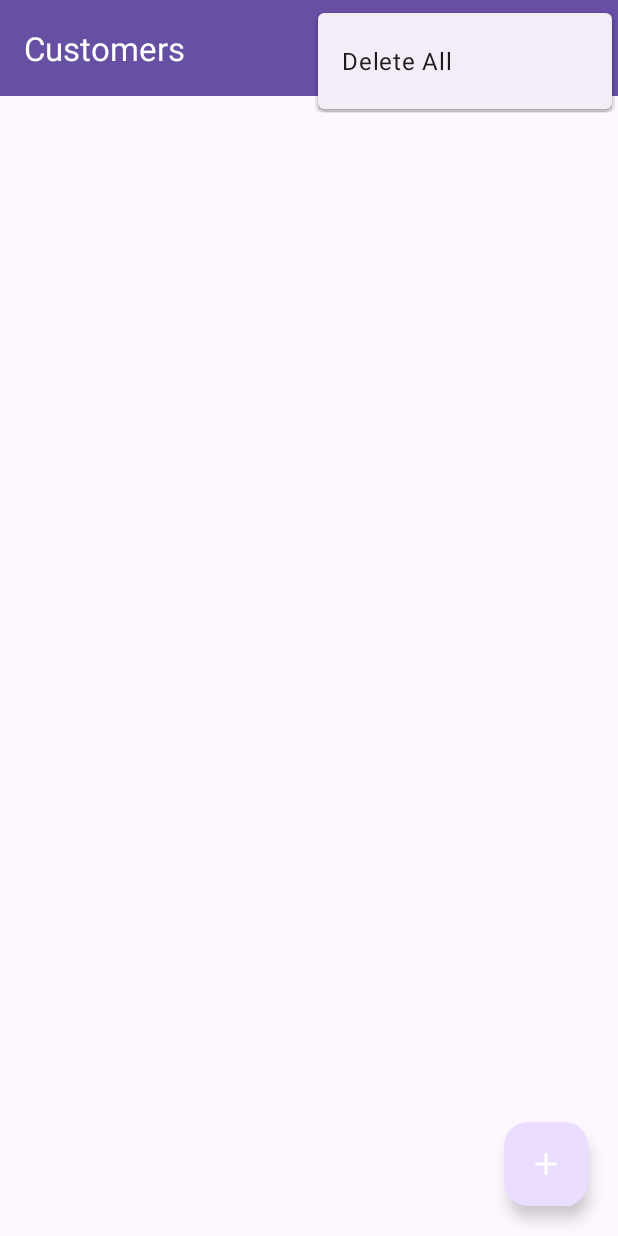
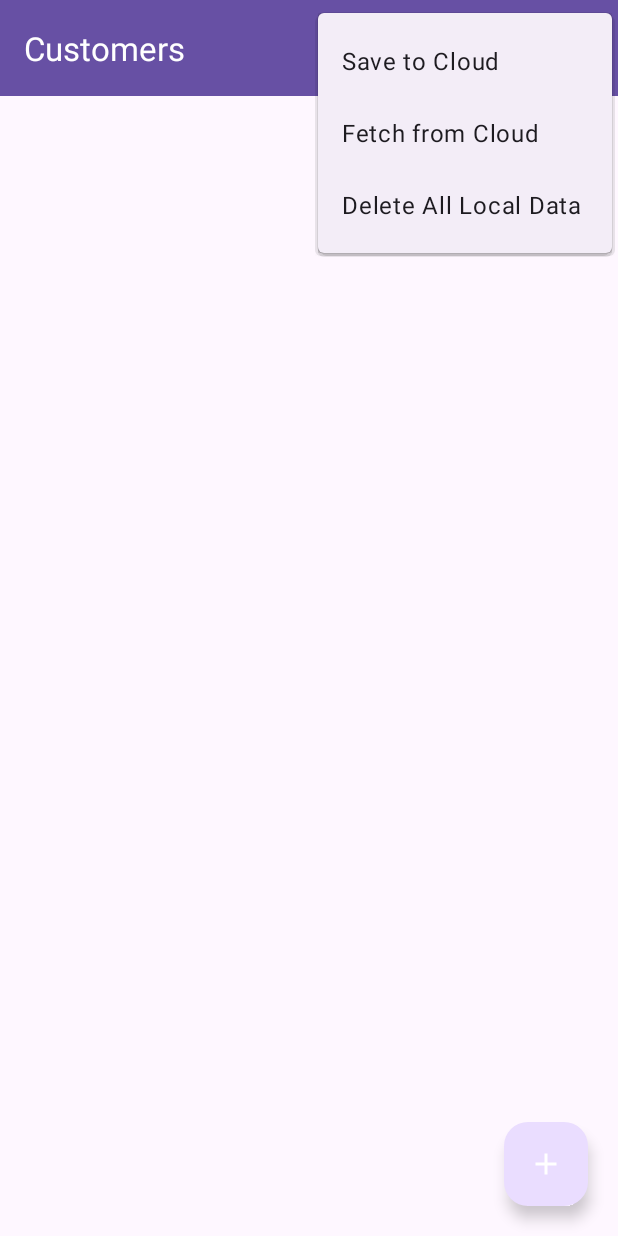
Before and after one commit to Patelchintan302/mini-CRM, an Android app: the CustomerActivity screen opened directly, with no data from a screen before it, with the options menu open, on a phone screen of 412 x 824 dp. Run offline under Robolectric (Android 15) with nearby library versions, the phone set to English and light mode, and no system bars; our stand-ins replace Firebase (no records; nobody signed in at launch, a user with empty details on screens opened directly), Room's generated code.

Commit message:
practice is important

```diff
--- a/app/src/main/java/com/example/androidcrm/AppDatabase.kt
+++ b/app/src/main/java/com/example/androidcrm/AppDatabase.kt
@@ -5,7 +5,8 @@ import androidx.room.Database
 import androidx.room.Room
 import androidx.room.RoomDatabase
 
-@Database(entities = [Customer::class, Orders::class], version = 2, exportSchema = false)
+// FIX: The version number has been increased from 2 to 3.
+@Database(entities = [Customer::class, Orders::class], version = 3, exportSchema = false)
 abstract class AppDatabase : RoomDatabase() {
 
     abstract fun customerDao(): CustomerDao
@@ -22,6 +23,8 @@ abstract class AppDatabase : RoomDatabase() {
                     AppDatabase::class.java,
                     "crm_database"
                 )
+                    // This line tells Room to just delete the old database and create a new one
+                    // when the version number changes. This is perfect for development.
                     .fallbackToDestructiveMigration()
                     .build()
                 INSTANCE = instance
--- a/app/src/main/java/com/example/androidcrm/CustomerDao.kt
+++ b/app/src/main/java/com/example/androidcrm/CustomerDao.kt
@@ -5,6 +5,10 @@ import androidx.room.*
 
 @Dao
 interface CustomerDao {
+    // New: Inserts a list of customers. Used when fetching from Firebase.
+    @Insert(onConflict = OnConflictStrategy.REPLACE)
+    suspend fun insertAll(customers: List<Customer>)
+
     @Insert
     suspend fun insertCustomer(customer: Customer)
 
@@ -14,9 +18,15 @@ interface CustomerDao {
     @Delete
     suspend fun deleteCustomer(customer: Customer)
 
-    @Query("DELETE FROM customers")
-    suspend fun deleteAllCustomers()
+    // Updated: Now fetches customers based on the logged-in user's ID.
+    @Query("SELECT * FROM customers WHERE userId = :userId ORDER BY name ASC")
+    fun getAllCustomers(userId: String): LiveData<List<Customer>>
 
-    @Query("SELECT * FROM customers ORDER BY name ASC")
-    fun getAllCustomers(): LiveData<List<Customer>>
+    // New: Gets a simple list (not LiveData) for uploading to Firebase.
+    @Query("SELECT * FROM customers WHERE userId = :userId")
+    suspend fun getAllCustomersList(userId: String): List<Customer>
+
+    // New: Deletes all local customers for the current user.
+    @Query("DELETE FROM customers WHERE userId = :userId")
+    suspend fun clearAllForUser(userId: String)
 }
--- a/app/src/main/java/com/example/androidcrm/OrderDao.kt
+++ b/app/src/main/java/com/example/androidcrm/OrderDao.kt
@@ -5,6 +5,10 @@ import androidx.room.*
 
 @Dao
 interface OrderDao {
+    // New: Inserts a list of orders.
+    @Insert(onConflict = OnConflictStrategy.REPLACE)
+    suspend fun insertAll(orders: List<Orders>)
+
     @Insert
     suspend fun insertOrder(order: Orders)
 
@@ -14,9 +18,15 @@ interface OrderDao {
     @Delete
     suspend fun deleteOrder(order: Orders)
 
-    @Query("DELETE FROM orders")
-    suspend fun deleteAllOrders()
+    // Updated: Now fetches orders based on the logged-in user's ID.
+    @Query("SELECT * FROM orders WHERE userId = :userId ORDER BY order_date DESC")
+    fun getAllOrders(userId: String): LiveData<List<Orders>>
 
-    @Query("SELECT * FROM orders ORDER BY order_date DESC")
-    fun getAllOrders(): LiveData<List<Orders>>
+    // New: Gets a simple list for uploading.
+    @Query("SELECT * FROM orders WHERE userId = :userId")
+    suspend fun getAllOrdersList(userId: String): List<Orders>
+
+    // New: Deletes all local orders for the current user.
+    @Query("DELETE FROM orders WHERE userId = :userId")
+    suspend fun clearAllForUser(userId: String)
 }
--- /dev/null
+++ b/app/src/main/res/menu/activity_menu.xml
@@ -0,0 +1,20 @@
+<?xml version="1.0" encoding="utf-8"?>
+<menu xmlns:android="http://schemas.android.com/apk/res/android"
+    xmlns:app="http://schemas.android.com/apk/res-auto">
+
+    <item
+        android:id="@+id/menu_save_to_cloud"
+        android:title="Save to Cloud"
+        app:showAsAction="never" />
+
+    <item
+        android:id="@+id/menu_fetch_from_cloud"
+        android:title="Fetch from Cloud"
+        app:showAsAction="never" />
+
+    <item
+        android:id="@+id/delete_all"
+        android:title="Delete All Local Data"
+        app:showAsAction="never" />
+
+</menu>
--- a/app/src/main/res/menu/delete_all_item_menu.xml
+++ /dev/null
@@ -1,8 +0,0 @@
-<?xml version="1.0" encoding="utf-8"?>
-<menu xmlns:android="http://schemas.android.com/apk/res/android"
-    xmlns:app="http://schemas.android.com/apk/res-auto">
-    <item android:id="@+id/delete_all"
-        android:title="Delete All"
-        app:showAsAction="never"/>
-
-</menu>
--- a/build.gradle.kts
+++ b/build.gradle.kts
@@ -3,5 +3,5 @@ plugins {
     alias(libs.plugins.android.application) apply false
     alias(libs.plugins.kotlin.android) apply false
     alias(libs.plugins.google.gms.google.services) apply false
-    id("com.google.devtools.ksp") version "2.0.21-1.0.27" apply false
+    alias(libs.plugins.ksp) apply false
 }
```
Also changed, not shown: app/build.gradle.kts (+23 -26 lines), app/src/main/AndroidManifest.xml (+6 -2 lines), app/src/main/java/com/example/androidcrm/CustomerRepository.kt (+53 -2 lines), app/src/main/java/com/example/androidcrm/CustomerViewModel.kt (+13 -13 lines), app/src/main/java/com/example/androidcrm/Entity.kt (+46 -17 lines), app/src/main/java/com/example/androidcrm/OrderRepository.kt (+52 -2 lines), app/src/main/java/com/example/androidcrm/OrderViewModel.kt (+11 -12 lines), app/src/main/java/com/example/androidcrm/activity/CustomerActivity.kt (+48 -4 lines), app/src/main/java/com/example/androidcrm/activity/OrderActivity.kt (+37 -4 lines), gradle/libs.versions.toml (+40 -22 lines), settings.gradle.kts (+2 -8 lines).
